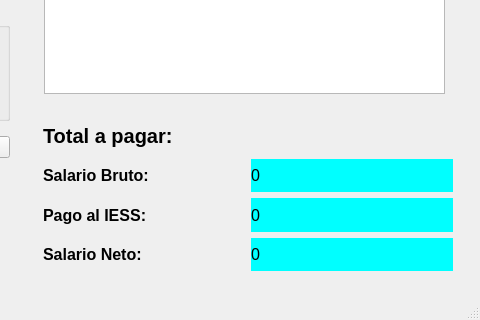
Qt form salarios.ui (Lion999CAP/Salarios) before a commit; both pictures show x 290 to 770 and y 104 to 424 of the 770 by 424 pixel window.
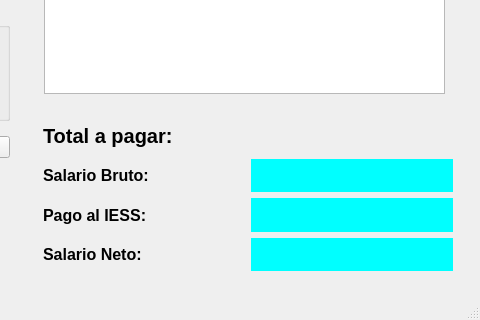
The same form after that commit. Icons and pictures are not drawn.

```diff
--- a/salarios.ui
+++ b/salarios.ui
@@ -230,7 +230,7 @@
              <string notr="true">background-color: rgb(0, 255, 255);</string>
             </property>
             <property name="text">
-             <string>0</string>
+             <string/>
             </property>
            </widget>
           </item>
@@ -258,7 +258,7 @@
              <string notr="true">background-color: rgb(0, 255, 255);</string>
             </property>
             <property name="text">
-             <string>0</string>
+             <string/>
             </property>
            </widget>
           </item>
@@ -286,7 +286,7 @@
              <string notr="true">background-color: rgb(0, 255, 255);</string>
             </property>
             <property name="text">
-             <string>0</string>
+             <string/>
             </property>
            </widget>
           </item>
```
